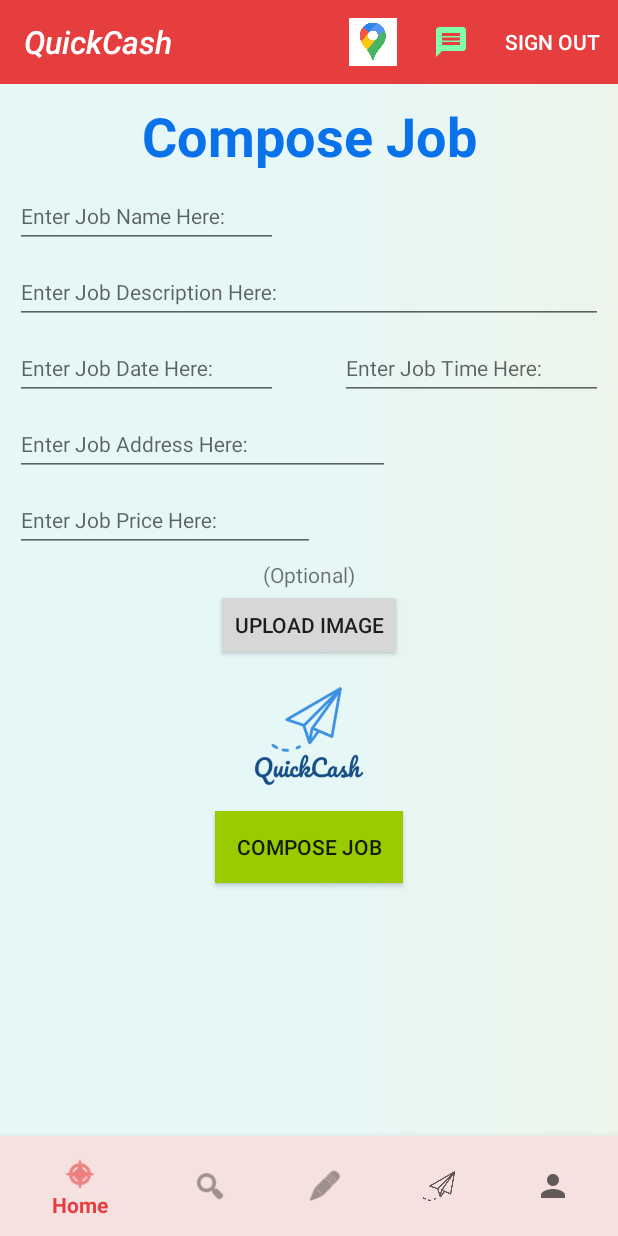
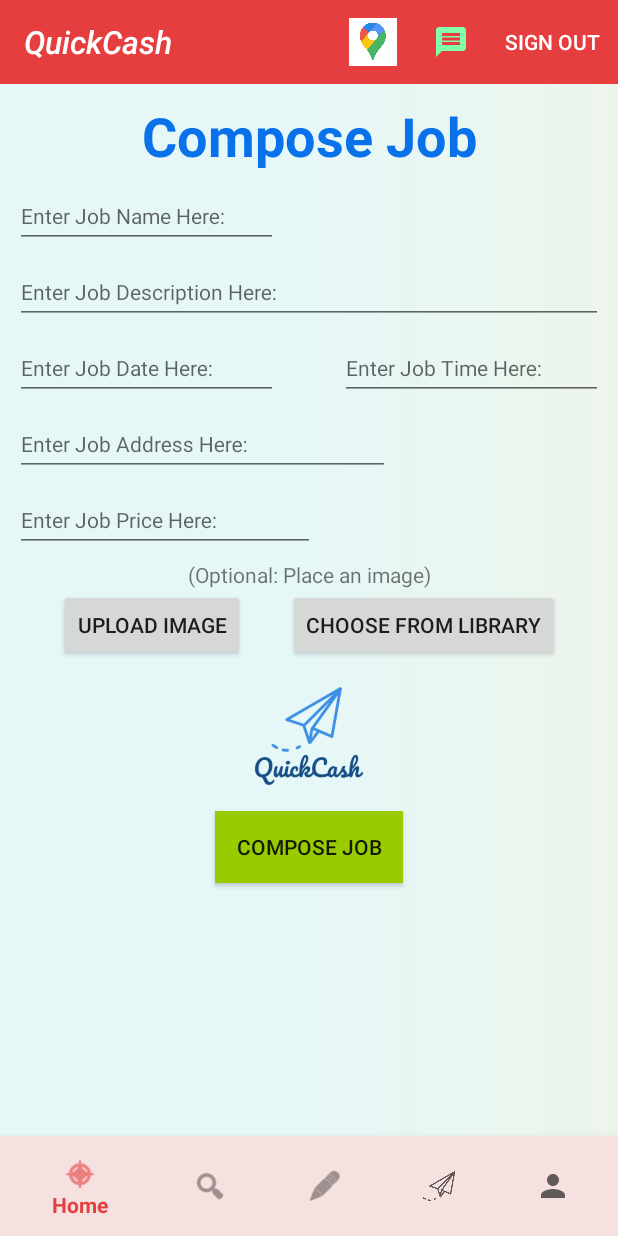
Before and after one commit to patrick141/QuickCash, an Android app: the fragment ComposeFragment placed in its activity, on a phone screen of 412 x 824 dp. Run offline under Robolectric (Android 15) with nearby library versions, the phone set to English and light mode, and no system bars; libraries missing offline, so code that uses them is left out: com.parse, jp.wasabeef.glide, jp.wasabeef.recyclerview, org.parceler; pictures from the network do not load; 10 statements that could not run were skipped.

Commit message:
User can now upload a photo in ComposeFragment, instead of taking a photo from camera

```diff
--- a/app/src/main/res/layout/fragment_compose.xml
+++ b/app/src/main/res/layout/fragment_compose.xml
@@ -156,8 +156,17 @@
         android:layout_width="wrap_content"
         android:layout_height="wrap_content"
         android:text="@string/CF_takeImageID"
-        app:layout_constraintEnd_toEndOf="parent"
         app:layout_constraintStart_toStartOf="parent"
+        app:layout_constraintEnd_toStartOf="@id/btn_select_photo"
         app:layout_constraintTop_toBottomOf="@+id/cf_imageID" />
 
+    <Button
+        android:id="@+id/btn_select_photo"
+        android:layout_width="wrap_content"
+        app:layout_constraintStart_toEndOf="@id/btn_takeJobPic"
+        app:layout_constraintEnd_toEndOf="parent"
+        app:layout_constraintTop_toBottomOf="@id/cf_imageID"
+        android:text="@string/CF_selectID"
+        android:layout_height="wrap_content"/>
+
 </androidx.constraintlayout.widget.ConstraintLayout>
--- a/app/src/main/res/values/strings.xml
+++ b/app/src/main/res/values/strings.xml
@@ -48,7 +48,7 @@
     <string name="CF_timeID">Enter Job Time Here:</string>
     <string name="CF_addressID">Enter Job Address Here:</string>
     <string name="CF_priceID">Enter Job Price Here:</string>
-    <string name="CF_imageID">(Optional)</string>
+    <string name="CF_imageID">(Optional: Place an image)</string>
     <string name="CF_composeJobID">Compose Job</string>
     <string name="CF_takeImageID">Upload Image</string>
 
@@ -142,4 +142,7 @@
     <string name="JDA_del_req_conf">You have deleted your request</string>
     <string name="map_activity">Map</string>
     <string name="my_location">MY LOCATION</string>
+    <string name="CF_selectID">Choose from Library</string>
+    <string name="cf_select_error">Picture wasn\'t selected!</string>
+    <string name="take_photo_error">Picture wasn\'t taken!</string>
 </resources>
```
Also changed, not shown: app/src/main/java/com/example/quickcash/fragments/ComposeFragment.java (+98 -3 lines).
